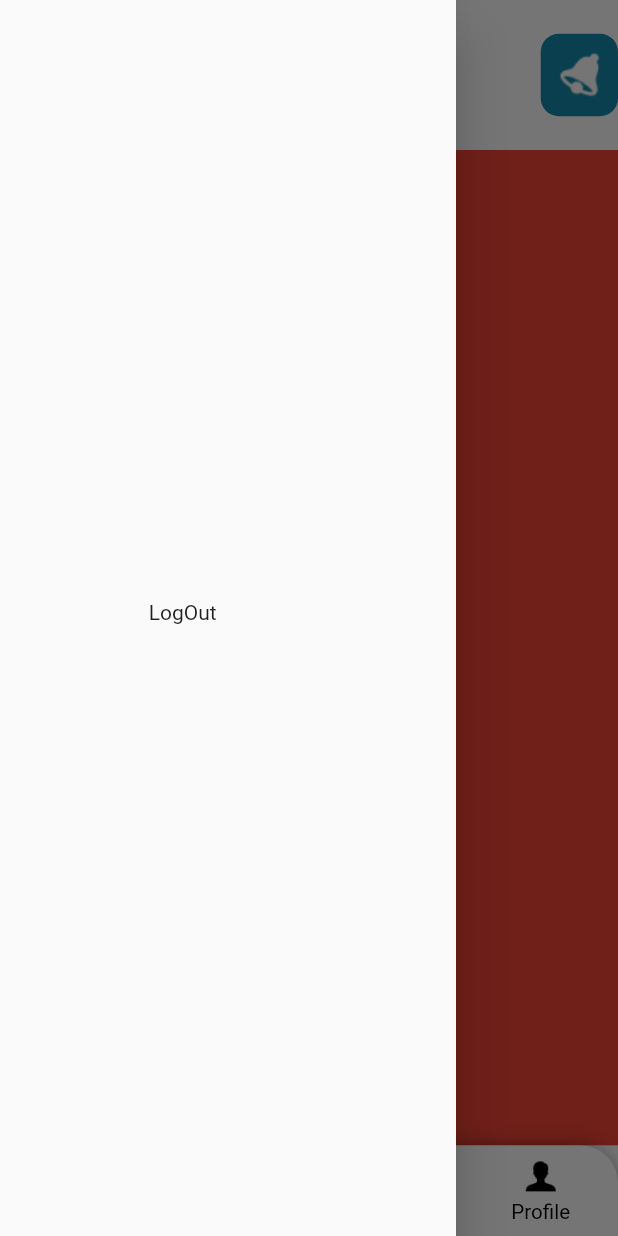
After one commit to harshuhere01/Jobber, a Flutter app: the DashBoardScreen screen opened directly, item 2 of the bottom bar chosen, with the side drawer open, on a phone screen of 412 x 824 dp. The commit adds this screen. Run offline on Flutter 3.47's test engine with Material 2 defaults, Android fonts, the phone set to English and light mode, and no system bars; our stand-ins replace connectivity_plus, email_validator, firebase_auth, firebase_core, flutter_svg, fluttertoast and 4 more; missing offline and left inert: flutter_facebook_auth; accounts and stored records are empty.

```diff
--- a/lib/View/Screens/choose_your_use_screen.dart
+++ b/lib/View/Screens/choose_your_use_screen.dart
@@ -132,7 +132,7 @@ class _ChooseYourUseScreenState extends State<ChooseYourUseScreen> {
               btnradius: D.H / 50,
               fontweight: FontWeight.w500,
               onTap: () {
-                NavigationHelpers.redirect(context, DashBoardScreen());
+                NavigationHelpers.redirect(context, DashBoardScreen(0));
               },
             ),
           ],
--- a/lib/View/Screens/dash_board_screen.dart
+++ b/lib/View/Screens/dash_board_screen.dart
@@ -1,6 +1,7 @@
 import 'package:flutter/material.dart';
 import 'package:flutter_svg/flutter_svg.dart';
 import 'package:jobber/Constants/color_constants.dart';
+import 'package:jobber/View/Screens/explore_screen.dart';
 import 'package:jobber/View/Screens/home_screen.dart';
 import 'package:jobber/auth_class/AuthClass.dart';
 
@@ -9,7 +10,7 @@ class DashBoardScreen extends StatefulWidget {
   int? _currentIndex=0;
   int? savePrevIndex;
 
-  DashboardScreen(_currentIndex) {
+  DashBoardScreen(_currentIndex) {
     this._currentIndex = _currentIndex;
 
   }
@@ -21,6 +22,7 @@ class DashBoardScreen extends StatefulWidget {
 class _DashBoardScreenState extends State<DashBoardScreen> {
   final List<Widget> _children = [
     HomeScreen(),
+    ExploreScreen(),
     // ExploreScreen(
     //   isFromProfile: false,
     // ),
@@ -53,7 +55,7 @@ class _DashBoardScreenState extends State<DashBoardScreen> {
           Navigator.pop(context);
           AuthClass().signOut(context);},)),
       ),
-      body: HomeScreen(),
+      body: _children[widget._currentIndex!],
       bottomNavigationBar: Container(
         decoration: BoxDecoration(
           borderRadius: BorderRadius.only(
@@ -114,7 +116,7 @@ class _DashBoardScreenState extends State<DashBoardScreen> {
                       width: 25,
                       color: ColorConstants.primaryBlueColor,
                     ),
-                    label: "Connect"),
+                    label: "News"),
                 BottomNavigationBarItem(
                     icon: Image.asset(
                       'assets/images/homeicon3.png',
--- /dev/null
+++ b/lib/View/Screens/explore_screen.dart
@@ -0,0 +1,16 @@
+import 'package:flutter/material.dart';
+class ExploreScreen extends StatefulWidget {
+  const ExploreScreen({Key? key}) : super(key: key);
+
+  @override
+  _ExploreScreenState createState() => _ExploreScreenState();
+}
+
+class _ExploreScreenState extends State<ExploreScreen> {
+  @override
+  Widget build(BuildContext context) {
+    return Scaffold(
+      backgroundColor: Colors.red,
+    );
+  }
+}
--- a/lib/View/Screens/login_screen.dart
+++ b/lib/View/Screens/login_screen.dart
@@ -139,7 +139,7 @@ class _LoginScreenState extends State<LoginScreen> {
                           prefs.setBool("isLogin", true);
                           await Future.delayed(Duration(milliseconds: 500), () {
                             NavigationHelpers.redirectFromSplash(
-                                context, DashBoardScreen());
+                                context, DashBoardScreen(0));
                             // CommonUtils.hideDialog(context);
                           });
                         } else {
--- a/lib/View/Screens/splash_screen.dart
+++ b/lib/View/Screens/splash_screen.dart
@@ -29,7 +29,7 @@ class _SplashScreenState extends State<SplashScreen> {
     SharedPreferences prefs = await SharedPreferences.getInstance();
     if(prefs.getBool("isLogin")??false){
       await Future.delayed(Duration(milliseconds: 3000), () {
-        NavigationHelpers.redirectFromSplash(context, DashBoardScreen());
+        NavigationHelpers.redirectFromSplash(context, DashBoardScreen(0));
       });
     }else{
       await Future.delayed(Duration(milliseconds: 3000), () {
--- a/lib/auth_class/AuthClass.dart
+++ b/lib/auth_class/AuthClass.dart
@@ -32,7 +32,7 @@ class AuthClass {
           prefs.setBool('isLogin', true);
           CommonUtils.showGreenToastMessage("Login Successfully");
           await Future.delayed(Duration(milliseconds: 500), () {
-            NavigationHelpers.redirectFromSplash(context, DashBoardScreen());
+            NavigationHelpers.redirectFromSplash(context, DashBoardScreen(0));
             // CommonUtils.hideDialog(context);
           });
         } catch (e) {
@@ -71,7 +71,7 @@ class AuthClass {
           prefs.setBool('isLogin', true);
           CommonUtils.showGreenToastMessage("Login Successfully");
           await Future.delayed(Duration(milliseconds: 500), () {
-            NavigationHelpers.redirectFromSplash(context, DashBoardScreen());
+            NavigationHelpers.redirectFromSplash(context, DashBoardScreen(0));
             // CommonUtils.hideDialog(context);
           });
         });
```
